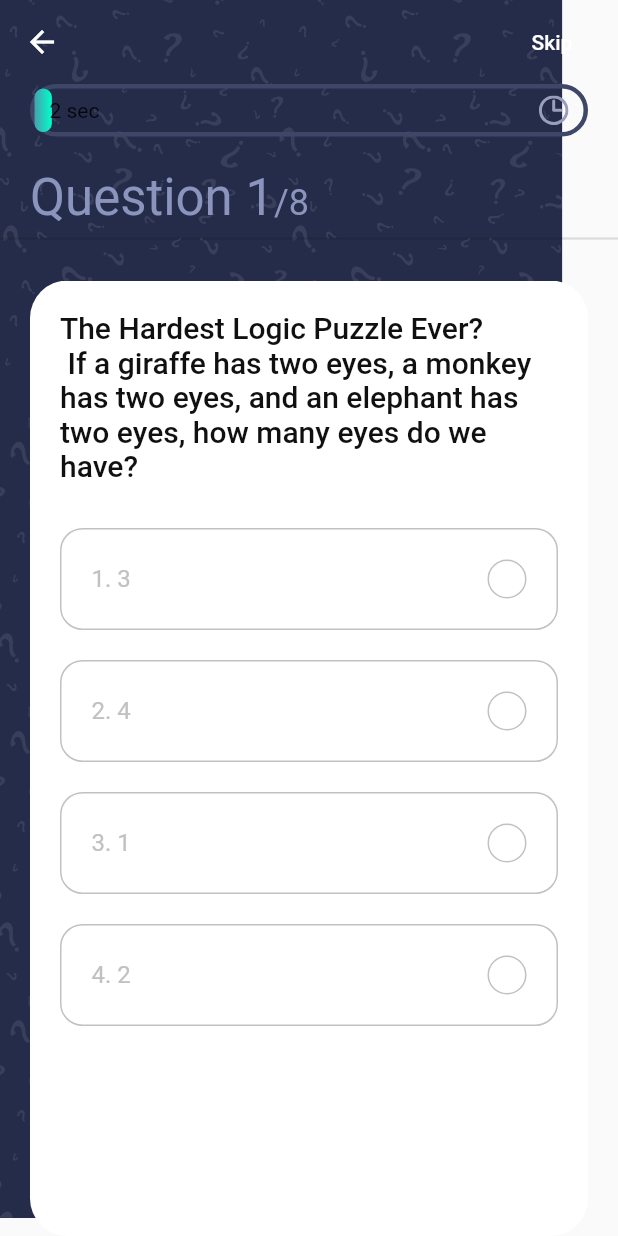
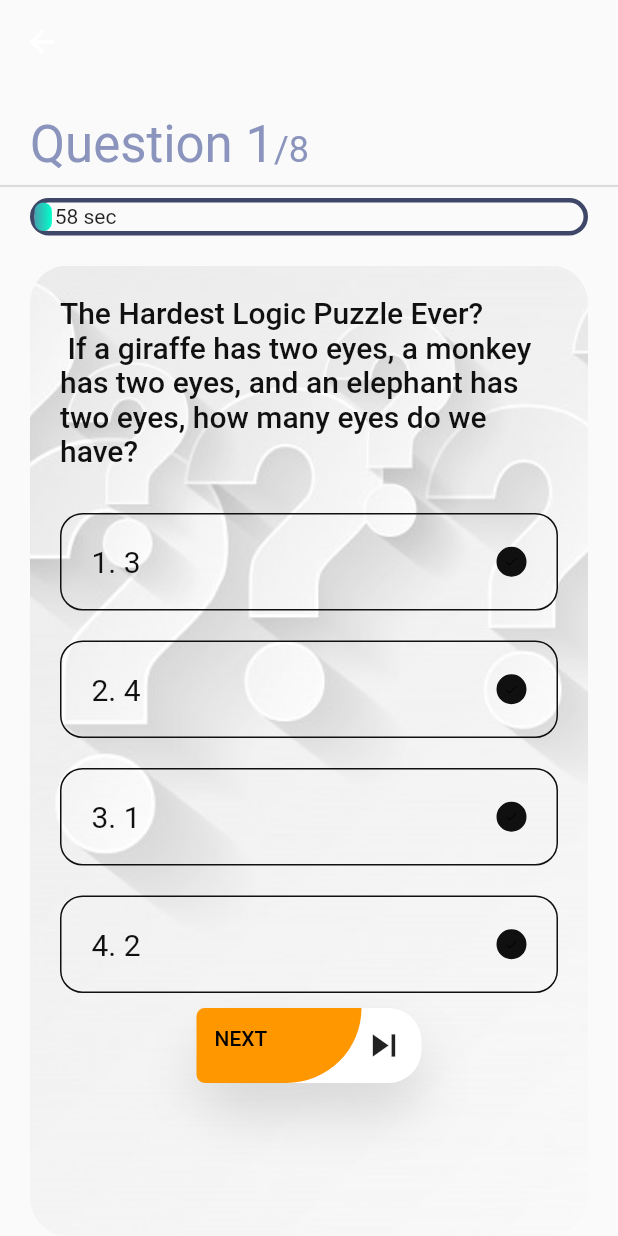
Before and after one commit to sumitsojha88/Puzzle_Quiz, a Flutter app: the QuizScreen screen opened directly, on a phone screen of 412 x 824 dp. Run offline on Flutter 3.47's test engine with Material 2 defaults, Android fonts, the phone set to English and light mode, and no system bars; our stand-ins replace bloc, firebase_auth, firebase_core, flutter_bloc, flutter_screenutil, flutter_svg and 4 more; accounts and stored records are empty.

Commit message:
Question background added

```diff
--- a/lib/Categories_help/category_page_puzzle.dart
+++ b/lib/Categories_help/category_page_puzzle.dart
@@ -24,13 +24,13 @@ class Categorypuzzle extends StatelessWidget {
                 mainAxisSpacing: 15.0,
                 childAspectRatio: 0.8,
                 children: <Widget>[
-                  _buildCard('Money Puzzle', 'assets/images/money2.png',
+                  _buildCard('Money Puzzle', 'assets/cookiemint.jpg',
                       false, false, context),
-                  _buildCard('Clock Puzzle', 'assets/images/money_logo.png',
+                  _buildCard('Clock Puzzle', 'assets/cookiecream.jpg',
                       true, false, context),
                   _buildCard('Age Puzzle',
-                      'assets/images/money_logo.png', false, false, context),
-                  _buildCard('Distance Speed', 'assets/images/money_logo.png',
+                      'assets/cookieclassic.jpg', false, false, context),
+                  _buildCard('Distance Speed', 'assets/cookiechoco.jpg',
                       false, false, context)
                 ],
               )),
@@ -47,6 +47,11 @@ class Categorypuzzle extends StatelessWidget {
         child: InkWell(
             onTap: () {
               Navigator.push(context, MaterialPageRoute(builder: (context) => DetailPage()));
+              /* MaterialPageRoute(builder: (context) => CookieDetail(
+                      assetPath: imgPath,
+                  //    cookieprice:level,
+                      cookiename: name
+                  ))); */
             },
             child: Container(
                 decoration: BoxDecoration(
@@ -59,7 +64,7 @@ class Categorypuzzle extends StatelessWidget {
                     ],
                     color: Colors.white),
                 child: Column(children: [
-                  Padding(
+                  /*   Padding(
                       padding: EdgeInsets.all(5.0),
                       child: Row(
                           mainAxisAlignment: MainAxisAlignment.end,
@@ -68,7 +73,7 @@ class Categorypuzzle extends StatelessWidget {
                                 ? Icon(Icons.favorite, color: Color(0xFFEF7532))
                                 : Icon(Icons.favorite_border,
                                 color: Color(0xFFEF7532))
-                          ])),
+                          ])), */
                   Hero(
                       tag: imgPath,
                       child: Container(
@@ -87,6 +92,8 @@ class Categorypuzzle extends StatelessWidget {
                           color: Color(0xFF575E67),
                           fontFamily: 'Varela',
                           fontSize: 18.0)),
+
+
                 ]
                 )
             )
--- a/lib/screens/quiz/components/body.dart
+++ b/lib/screens/quiz/components/body.dart
@@ -8,6 +8,7 @@ import 'package:websafe_svg/websafe_svg.dart';
 import 'progress_bar.dart';
 import 'question_card.dart';
 
+
 class Body extends StatelessWidget {
   const Body({
     Key key,
@@ -16,28 +17,26 @@ class Body extends StatelessWidget {
   @override
   Widget build(BuildContext context) {
     // So that we have acccess our controller
+    // Background
+  //  backgroundColor: Colors.black;
     QuestionController _questionController = Get.put(QuestionController());
     return Stack(
+
       children: [
-        WebsafeSvg.asset("assets/icons/bg.svg", fit: BoxFit.fill),
+        // WebsafeSvg.asset("assets/icons/bg.svg", fit: BoxFit.fill),
         SafeArea(
           child: Column(
             crossAxisAlignment: CrossAxisAlignment.start,
             children: [
-              Padding(
-                padding:
-                    const EdgeInsets.symmetric(horizontal: kDefaultPadding),
-                child: ProgressBar(),
-              ),
               SizedBox(height: kDefaultPadding),
               Padding(
                 padding:
-                    const EdgeInsets.symmetric(horizontal: kDefaultPadding),
+                const EdgeInsets.symmetric(horizontal: kDefaultPadding),
                 child: Obx(
-                  () => Text.rich(
+                      () => Text.rich(
                     TextSpan(
                       text:
-                          "Question ${_questionController.questionNumber.value}",
+                      "Question ${_questionController.questionNumber.value}",
                       style: Theme.of(context)
                           .textTheme
                           .headline4
@@ -56,6 +55,12 @@ class Body extends StatelessWidget {
                 ),
               ),
               Divider(thickness: 1.5),
+              Padding(
+                padding:
+                const EdgeInsets.symmetric(horizontal: kDefaultPadding),
+                child: ProgressBar(),
+              ),
+
               SizedBox(height: kDefaultPadding),
               Expanded(
                 child: PageView.builder(
@@ -68,6 +73,7 @@ class Body extends StatelessWidget {
                       question: _questionController.questions[index]),
                 ),
               ),
+
             ],
           ),
         )
--- a/lib/screens/quiz/components/option.dart
+++ b/lib/screens/quiz/components/option.dart
@@ -4,6 +4,7 @@ import 'package:puzzle_riddle_apti_app/controllers/question_controller.dart';
 
 
 import '../../../constants.dart';
+
 
 class Option extends StatelessWidget {
   const Option({
@@ -30,7 +31,7 @@ class Option extends StatelessWidget {
                 return kRedColor;
               }
             }
-            return kGrayColor;
+            return kBlackColor;
           }
 
           IconData getTheRightIcon() {
@@ -51,11 +52,11 @@ class Option extends StatelessWidget {
                 children: [
                   Text(
                     "${index + 1}. $text",
-                    style: TextStyle(color: getTheRightColor(), fontSize: 16),
+                    style: TextStyle(color: getTheRightColor(), fontSize: 20),
                   ),
                   Container(
-                    height: 26,
-                    width: 26,
+                    height: 20,
+                    width: 20,
                     decoration: BoxDecoration(
                       color: getTheRightColor() == kGrayColor
                           ? Colors.transparent
@@ -65,7 +66,7 @@ class Option extends StatelessWidget {
                     ),
                     child: getTheRightColor() == kGrayColor
                         ? null
-                        : Icon(getTheRightIcon(), size: 16),
+                        : Icon(getTheRightIcon(), size: 10),
                   )
                 ],
               ),
--- a/lib/screens/quiz/components/progress_bar.dart
+++ b/lib/screens/quiz/components/progress_bar.dart
@@ -5,6 +5,7 @@ import 'package:puzzle_riddle_apti_app/controllers/question_controller.dart';
 import 'package:websafe_svg/websafe_svg.dart';
 
 import '../../../constants.dart';
+
 
 class ProgressBar extends StatelessWidget {
   const ProgressBar({
@@ -15,7 +16,7 @@ class ProgressBar extends StatelessWidget {
   Widget build(BuildContext context) {
     return Container(
       width: double.infinity,
-      height: 35,
+      height: 25,
       decoration: BoxDecoration(
         border: Border.all(color: Color(0xFF3F4768), width: 3),
         borderRadius: BorderRadius.circular(50),
@@ -32,6 +33,7 @@ class ProgressBar extends StatelessWidget {
                   // from 0 to 1 it takes 60s
                   width: constraints.maxWidth * controller.animation.value,
                   decoration: BoxDecoration(
+                    color: Colors.orangeAccent,
                     gradient: kPrimaryGradient,
                     borderRadius: BorderRadius.circular(50),
                   ),
@@ -44,8 +46,8 @@ class ProgressBar extends StatelessWidget {
                   child: Row(
                     mainAxisAlignment: MainAxisAlignment.spaceBetween,
                     children: [
-                      Text("${(controller.animation.value * 60).round()} sec"),
-                      WebsafeSvg.asset("assets/icons/clock.svg"),
+                      Text(" ${(60- controller.animation.value * 60).round()} sec"),
+                      //   WebsafeSvg.asset("assets/icons/clock.svg"),
                     ],
                   ),
                 ),
--- a/lib/screens/quiz/components/question_card.dart
+++ b/lib/screens/quiz/components/question_card.dart
@@ -5,6 +5,7 @@ import 'package:puzzle_riddle_apti_app/models/Questions.dart';
 
 import '../../../constants.dart';
 import 'option.dart';
+
 
 class QuestionCard extends StatelessWidget {
   const QuestionCard({
@@ -22,6 +23,11 @@ class QuestionCard extends StatelessWidget {
       margin: EdgeInsets.symmetric(horizontal: kDefaultPadding),
       padding: EdgeInsets.all(kDefaultPadding),
       decoration: BoxDecoration(
+        image: DecorationImage(
+          //  image: AssetImage(menu[widget.index].image),
+
+            image: AssetImage('assets/images/question_background.jpg'),
+            fit: BoxFit.cover),
         color: Colors.white,
         borderRadius: BorderRadius.circular(25),
       ),
@@ -37,14 +43,64 @@ class QuestionCard extends StatelessWidget {
           SizedBox(height: kDefaultPadding / 2),
           ...List.generate(
             question.options.length,
-            (index) => Option(
+                (index) => Option(
               index: index,
               text: question.options[index],
               press: () => _controller.checkAns(question, index),
             ),
           ),
+          SizedBox(height: 10),
+          InkWell(
+             //  onPressed: _controller.nextQuestion,
+             onTap: () {
+               onPressed: _controller.nextQuestion;
+            //   Navigator.push(context, MaterialPageRoute(builder: (context) => _controller.nextQuestion));
+              },
+            child: Container(
+              // height: 50.0,
+              width: 150.0,
+              decoration: BoxDecoration(
+                  boxShadow: [
+                    BoxShadow(
+                        offset: Offset(0.0, 20.0),
+                        blurRadius: 30.0,
+                        color:  Colors.black12
+                    )
+                  ],
+                  color: Colors.white,
+                  borderRadius: BorderRadius.circular(22.0)
+              ),
+              child: Row(
+                children: <Widget>[
+                  Container(
+                    height: 50.0,
+                    width: 110.0,
+                    padding:
+                    EdgeInsets.symmetric(vertical: 12.0,horizontal: 12.0),
+                    child: Text(
+                      'NEXT' ,
+                      style: Theme.of(context).textTheme.button.apply(color: Colors.black),),
+                    decoration: BoxDecoration(
+                        color: Colors.orange,
+                        borderRadius: BorderRadius.only(
+                            bottomLeft: Radius.circular(22.0),
+                            topLeft: Radius.circular(22.0),
+                            bottomRight: Radius.circular(200.0)
+                        )
+                    ),
+                  ),
+                  Icon(
+                    Icons.skip_next,
+                    size: 30.0,
+                  )
+                ],
+              ),
+            ),
+          ),
+
         ],
       ),
+
     );
   }
 }
--- a/lib/screens/quiz/quiz_screen.dart
+++ b/lib/screens/quiz/quiz_screen.dart
@@ -4,6 +4,7 @@ import 'package:puzzle_riddle_apti_app/controllers/question_controller.dart';
 
 
 import 'components/body.dart';
+
 
 class QuizScreen extends StatelessWidget {
   @override
@@ -15,13 +16,9 @@ class QuizScreen extends StatelessWidget {
         // Fluttter show the back button automatically
         backgroundColor: Colors.transparent,
         elevation: 0,
-        actions: [
-          FlatButton(onPressed: _controller.nextQuestion,
-              child: Text("Skip",
-              style: TextStyle(
-                color: Colors.white,
-              ),)),
-        ],
+        /* actions: [
+          FlatButton(onPressed: _controller.nextQuestion, child: Text("Skip")),
+        ], */
       ),
       body: Body(),
     );
```
Also changed, not shown: assets/images/question_background.jpg (added).
